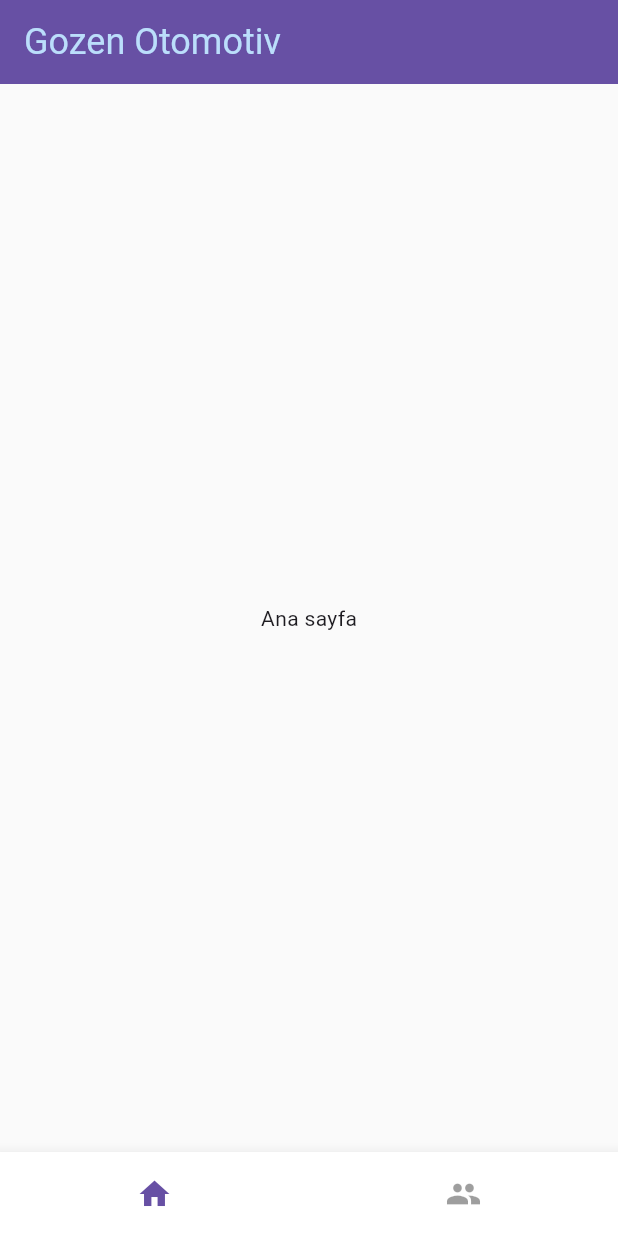
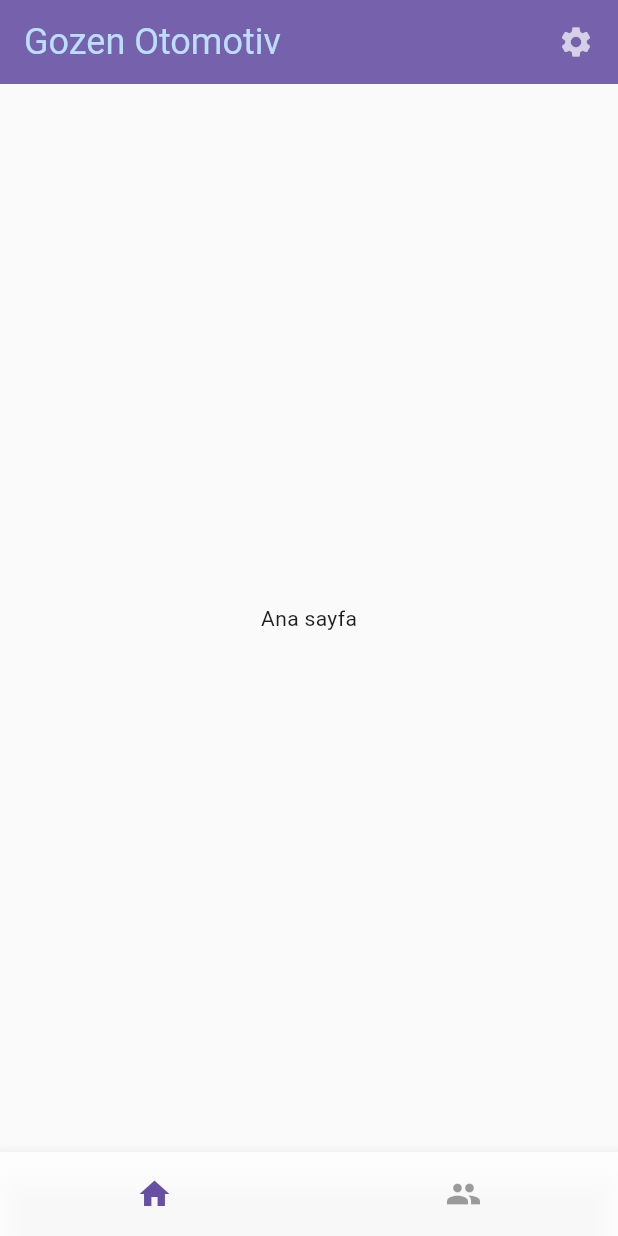
Before and after one commit to ismail-go/garage, a Flutter app: the screen it shows after launch, on a phone screen of 412 x 824 dp. Run offline on Flutter 3.47's test engine with Material 3 defaults, Android fonts, the phone set to English and light mode, and no system bars; our stand-ins replace flutter_mobx, mobx; generated files the repository leaves out were written again.

Commit message:
- app bar and bottom bar shaded

```diff
--- a/lib/main.dart
+++ b/lib/main.dart
@@ -25,12 +25,13 @@ class MyApp extends StatelessWidget {
           splashFactory: NoSplash.splashFactory,
           highlightColor: Colors.transparent,
           bottomNavigationBarTheme: BottomNavigationBarThemeData(
-            backgroundColor: Colors.white,
+            backgroundColor: Colors.white.withValues(alpha: .9),
             selectedItemColor: ThemeData().primaryColor,
             unselectedItemColor: ThemeData().disabledColor,
           ),
           appBarTheme: AppBarTheme(
-            backgroundColor: ThemeData().primaryColor,
+            iconTheme: IconThemeData(color: Colors.white70),
+            backgroundColor: ThemeData().primaryColor.withValues(alpha: .9),
             titleTextStyle: TextStyle(
               color: ThemeData().primaryColorLight,
               fontSize: 24,
--- a/lib/ui/customer_detail/customer_detail_screen.dart
+++ b/lib/ui/customer_detail/customer_detail_screen.dart
@@ -47,7 +47,8 @@ class _CustomerDetailScreenState extends BaseState<CustomerDetailViewModel, Cust
             textAlign: TextAlign.center,
           ),
           _option(context, "Accounts", Icons.account_balance_wallet),
-          _option(context, "Vehicles", Icons.car_repair)
+          _option(context, "Vehicles", Icons.car_repair),
+          _option(context, "Credit", Icons.car_repair)
         ],
       ),
     );
--- a/lib/ui/customers/customers_screen.dart
+++ b/lib/ui/customers/customers_screen.dart
@@ -21,7 +21,7 @@ class _CustomersScreenState extends BaseState<CustomersViewModel, CustomersScree
   @override
   Widget build(BuildContext context) {
     return ListView.builder(
-      padding: EdgeInsets.symmetric(horizontal: 16, vertical: 16),
+      padding: EdgeInsets.symmetric(horizontal: 16, vertical: 148),
       itemCount: viewModel.customers.length + 1,
       itemBuilder: (context, index) {
         if (index == 0) {
```
Also changed, not shown: lib/ui/home/home_screen.dart (+11 -1 lines), 2 other files.
